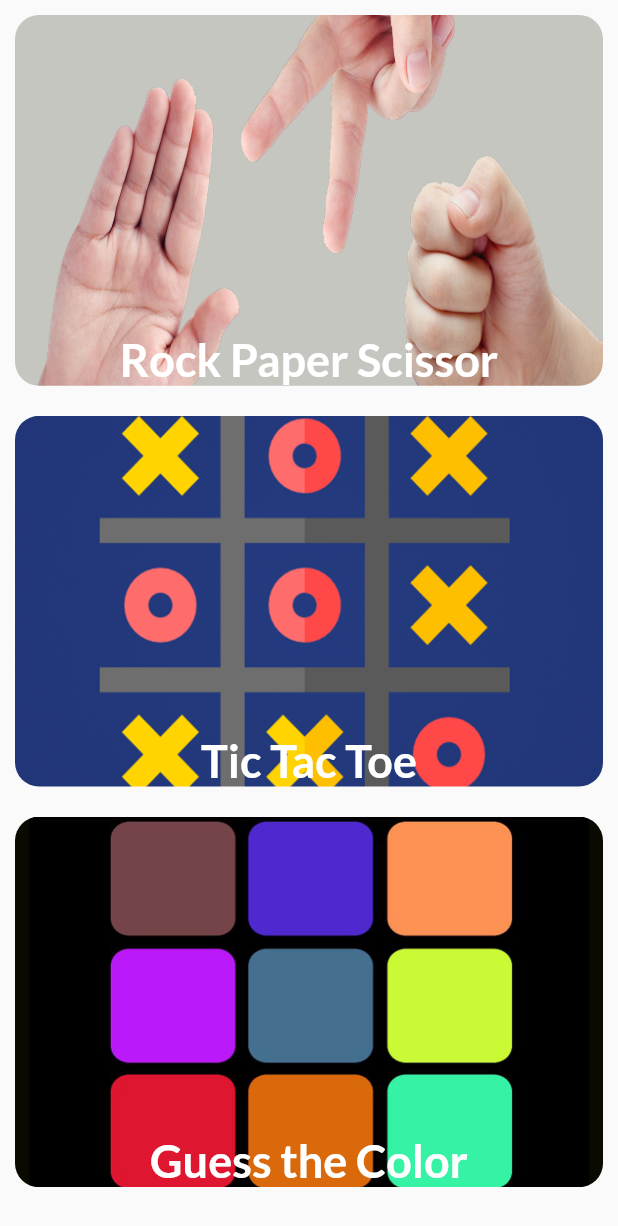
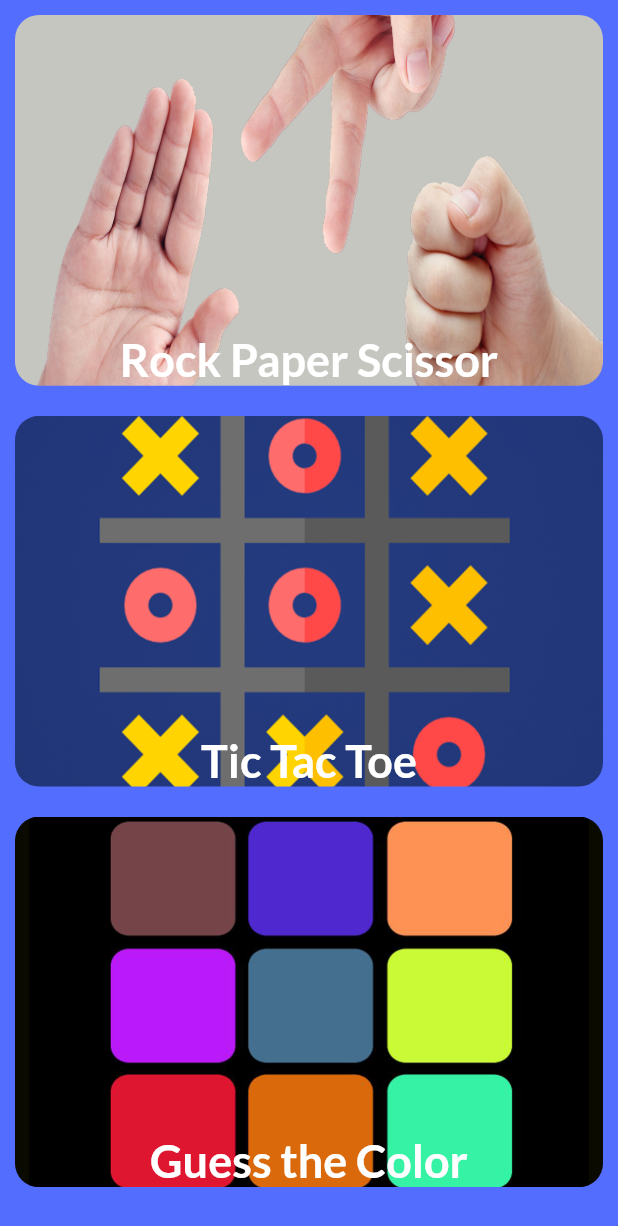
Before and after one commit to samirreaz/air_mail, a Flutter app: the GameScreen screen opened directly, on a phone screen of 412 x 824 dp. Shown: the top 1226 px of the screen. Run offline on Flutter 3.47's test engine with Material 2 defaults, Android fonts, the phone set to English and light mode, and no system bars; our stand-ins replace emoji_picker_flutter, image_picker.

Commit message:
update background color

```diff
--- a/lib/Screens/game_screen.dart
+++ b/lib/Screens/game_screen.dart
@@ -14,6 +14,7 @@ class _GameScreenState extends State<GameScreen> {
   @override
   Widget build(BuildContext context) {
     return Scaffold(
+      backgroundColor: Colors.indigoAccent,
       body: ListView(
         children: [
           InkWell(
```
